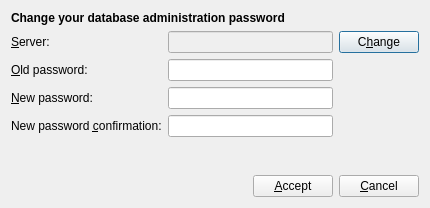
First picture: the form in Koo/ui/admin_passwd.ui, repository xrg/openerp-client-kde, before the edit.
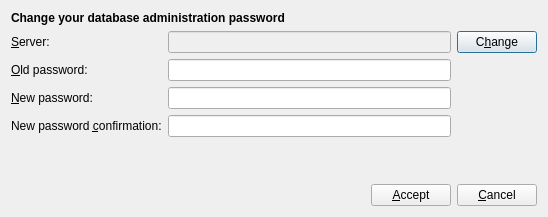
Second picture: the form after the edit. Icons and pictures are not drawn.

Commit message: Allow changing the password. Fixes bug #410030.

```diff
--- a/Koo/ui/admin_passwd.ui
+++ b/Koo/ui/admin_passwd.ui
@@ -1,12 +1,12 @@
 <ui version="4.0" >
  <class>AdminPasswordDialog</class>
- <widget class="QDialog" name="AdminPasswordDialog" >
-  <property name="geometry" >
+ <widget class="QDialog" name="AdminPasswordDialog">
+  <property name="geometry">
    <rect>
     <x>0</x>
     <y>0</y>
-    <width>430</width>
-    <height>208</height>
+    <width>548</width>
+    <height>217</height>
    </rect>
   </property>
   <property name="windowTitle" >
```
Left out of the diff: 112 changed lines with no effect on the pictures. The commit also changes 1 other file.
